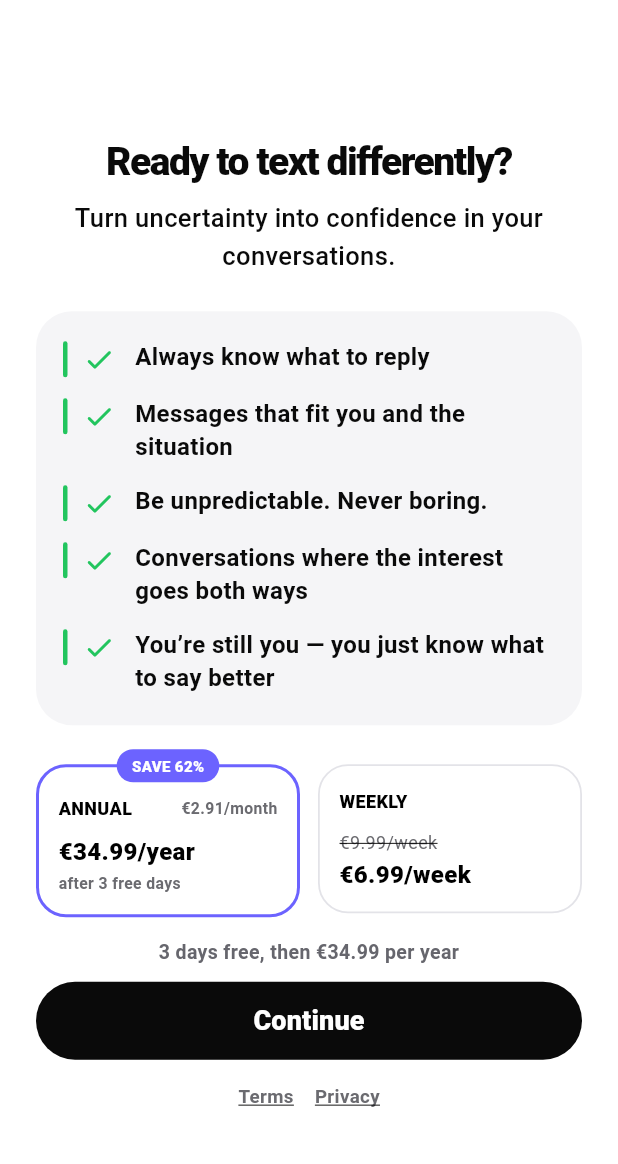
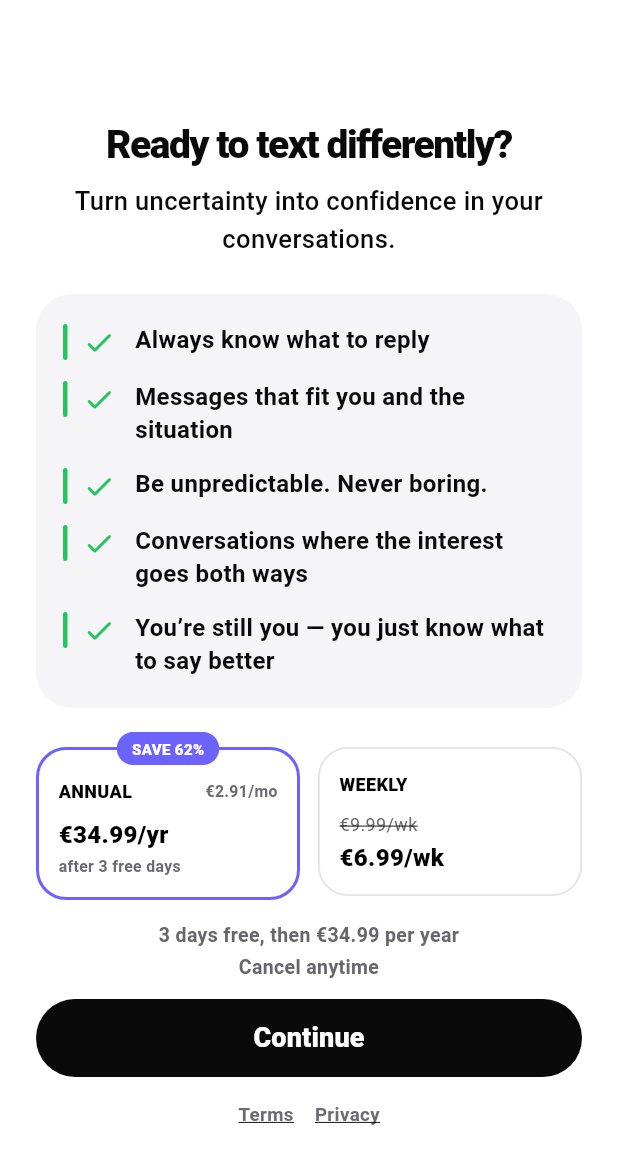
Before and after one commit to vinaldovabdala29-cell/upcrush-app, a Flutter app: the PaywallFlow screen opened directly, on a phone screen of 412 x 824 dp. Shown: the top 1164 px of the screen. Run offline on Flutter 3.47's test engine with Material 3 defaults, Android fonts, the phone set to English and light mode, and no system bars; our stand-ins replace image_picker, shared_preferences, video_player; missing offline and left inert: purchases_flutter; accounts and stored records are empty.

Commit message:
Add files via upload

```diff
--- a/lib/widgets/paywall_screen.dart
+++ b/lib/widgets/paywall_screen.dart
@@ -206,12 +206,12 @@ class _PaywallFlowState extends State<PaywallFlow> {
 
   String _planText(String l, String key) {
     const m = {
-      'pt': {'weekly':'SEMANAL','annual':'ANUAL','save':'ECONOMIZE 62%','month':'2,91 €/mês','annualPrice':'34,99 €/ano','after':'após 3 dias grátis','old':'9,99 €/semana','week':'6,99 €/semana'},
-      'de': {'weekly':'WÖCHENTLICH','annual':'JÄHRLICH','save':'62% SPAREN','month':'2,91 €/Monat','annualPrice':'34,99 €/Jahr','after':'nach 3 kostenlosen Tagen','old':'9,99 €/Woche','week':'6,99 €/Woche'},
-      'es': {'weekly':'SEMANAL','annual':'ANUAL','save':'AHORRA 62%','month':'2,91 €/mes','annualPrice':'34,99 €/año','after':'después de 3 días gratis','old':'9,99 €/semana','week':'6,99 €/semana'},
-      'fr': {'weekly':'HEBDOMADAIRE','annual':'ANNUEL','save':'ÉCONOMISEZ 62%','month':'2,91 €/mois','annualPrice':'34,99 €/an','after':'après 3 jours gratuits','old':'9,99 €/semaine','week':'6,99 €/semaine'},
-      'it': {'weekly':'SETTIMANALE','annual':'ANNUALE','save':'RISPARMIA IL 62%','month':'2,91 €/mese','annualPrice':'34,99 €/anno','after':'dopo 3 giorni gratis','old':'9,99 €/settimana','week':'6,99 €/settimana'},
-      'en': {'weekly':'WEEKLY','annual':'ANNUAL','save':'SAVE 62%','month':'€2.91/month','annualPrice':'€34.99/year','after':'after 3 free days','old':'€9.99/week','week':'€6.99/week'},
+      'pt': {'weekly':'SEMANAL','annual':'ANUAL','save':'ECONOMIZE 62%','month':'2,91 €/mês','annualPrice':'34,99 €/ano','after':'após 3 dias grátis','old':'9,99 €/sem','week':'6,99 €/sem'},
+      'de': {'weekly':'WÖCHENTLICH','annual':'JÄHRLICH','save':'62% SPAREN','month':'2,91 €/Mon','annualPrice':'34,99 €/Jr','after':'nach 3 kostenlosen Tagen','old':'9,99 €/Wo','week':'6,99 €/Wo'},
+      'es': {'weekly':'SEMANAL','annual':'ANUAL','save':'AHORRA 62%','month':'2,91 €/mes','annualPrice':'34,99 €/año','after':'después de 3 días gratis','old':'9,99 €/sem','week':'6,99 €/sem'},
+      'fr': {'weekly':'HEBDOMADAIRE','annual':'ANNUEL','save':'ÉCONOMISEZ 62%','month':'2,91 €/mois','annualPrice':'34,99 €/an','after':'après 3 jours gratuits','old':'9,99 €/sem','week':'6,99 €/sem'},
+      'it': {'weekly':'SETTIMANALE','annual':'ANNUALE','save':'RISPARMIA IL 62%','month':'2,91 €/mese','annualPrice':'34,99 €/anno','after':'dopo 3 giorni gratis','old':'9,99 €/sett','week':'6,99 €/sett'},
+      'en': {'weekly':'WEEKLY','annual':'ANNUAL','save':'SAVE 62%','month':'€2.91/mo','annualPrice':'€34.99/yr','after':'after 3 free days','old':'€9.99/wk','week':'€6.99/wk'},
     };
     return (m[l] ?? m['en']!)[key]!;
   }
@@ -228,25 +228,26 @@ class _PaywallFlowState extends State<PaywallFlow> {
   }
 
   // Texto dinâmico por baixo do botão principal, consoante o plano
-  // selecionado (anual vs semanal).
-  String _belowButtonText(String l) {
+  // selecionado (anual vs semanal). Devolve 2 linhas para o plano
+  // anual (garante que cabe mesmo em ecrãs pequenos como o iPhone SE).
+  List<String> _belowButtonLines(String l) {
     if (_selectedPlan == 'annual') {
       switch (l) {
-        case 'de': return '3 Tage kostenlos, danach 34,99 € pro Jahr';
-        case 'es': return '3 días gratis, luego 34,99 € al año';
-        case 'pt': return '3 dias grátis, depois 34,99 € por ano';
-        case 'fr': return '3 jours gratuits, puis 34,99 € par an';
-        case 'it': return '3 giorni gratis, poi 34,99 € all\u2019anno';
-        default: return '3 days free, then \u20ac34.99 per year';
+        case 'de': return ['3 Tage kostenlos, danach 34,99 € pro Jahr', 'Jederzeit kündbar'];
+        case 'es': return ['3 días gratis, luego 34,99 € al año', 'Cancela cuando quieras'];
+        case 'pt': return ['3 dias grátis, depois 34,99 € por ano', 'Cancele quando quiser'];
+        case 'fr': return ['3 jours gratuits, puis 34,99 € par an', 'Annulable à tout moment'];
+        case 'it': return ['3 giorni gratis, poi 34,99 € all\u2019anno', 'Annulla quando vuoi'];
+        default: return ['3 days free, then \u20ac34.99 per year', 'Cancel anytime'];
       }
     } else {
       switch (l) {
-        case 'de': return 'Abgerechnet 6,99 € pro Woche';
-        case 'es': return 'Se factura 6,99 € por semana';
-        case 'pt': return 'Cobrado 6,99 € por semana';
-        case 'fr': return 'Facturé 6,99 € par semaine';
-        case 'it': return 'Fatturato 6,99 € a settimana';
-        default: return 'Billed \u20ac6.99 per week';
+        case 'de': return ['Abgerechnet 6,99 € pro Woche'];
+        case 'es': return ['Se factura 6,99 € por semana'];
+        case 'pt': return ['Cobrado 6,99 € por semana'];
+        case 'fr': return ['Facturé 6,99 € par semaine'];
+        case 'it': return ['Fatturato 6,99 € a settimana'];
+        default: return ['Billed \u20ac6.99 per week'];
       }
     }
   }
@@ -470,14 +471,21 @@ class _PaywallFlowState extends State<PaywallFlow> {
 
                     const SizedBox(height: 14),
 
-                    Text(
-                      _belowButtonText(l),
+                    Column(
+                      children: _belowButtonLines(l).map((line) {
+                        return Padding(
+                          padding: const EdgeInsets.only(bottom: 2),
+                          child: Text(
+                            line,
                             textAlign: TextAlign.center,
                             style: const TextStyle(
                               color: Color(0xFF66666D),
                               fontSize: 13,
                               fontWeight: FontWeight.w600,
                             ),
+                          ),
+                        );
+                      }).toList(),
                     ),
 
                     const SizedBox(height: 10),
--- a/pubspec.yaml
+++ b/pubspec.yaml
@@ -4,7 +4,7 @@ description: "UpCrush AI— O teu copiloto de conversa."
 
 publish_to: 'none'
 
-version: 1.0.25
+version: 1.0.26
 
 environment:
   sdk: ^3.11.1
@@ -33,9 +33,6 @@ flutter:
 
   assets:
     - assets/
-    - assets/images/casal1.jpg
-    - assets/images/casal2.jpg
-    - assets/images/casal3.jpg
     - assets/videos/onboarding_intro.mp4
     - assets/images/onboarding/chat_1.png
     - assets/images/onboarding/chat_2.png
```
Also changed, not shown: lib/screens/onboarding_screen.dart (+46 -10 lines). Lines whose indentation alone changed are shown as unchanged.
